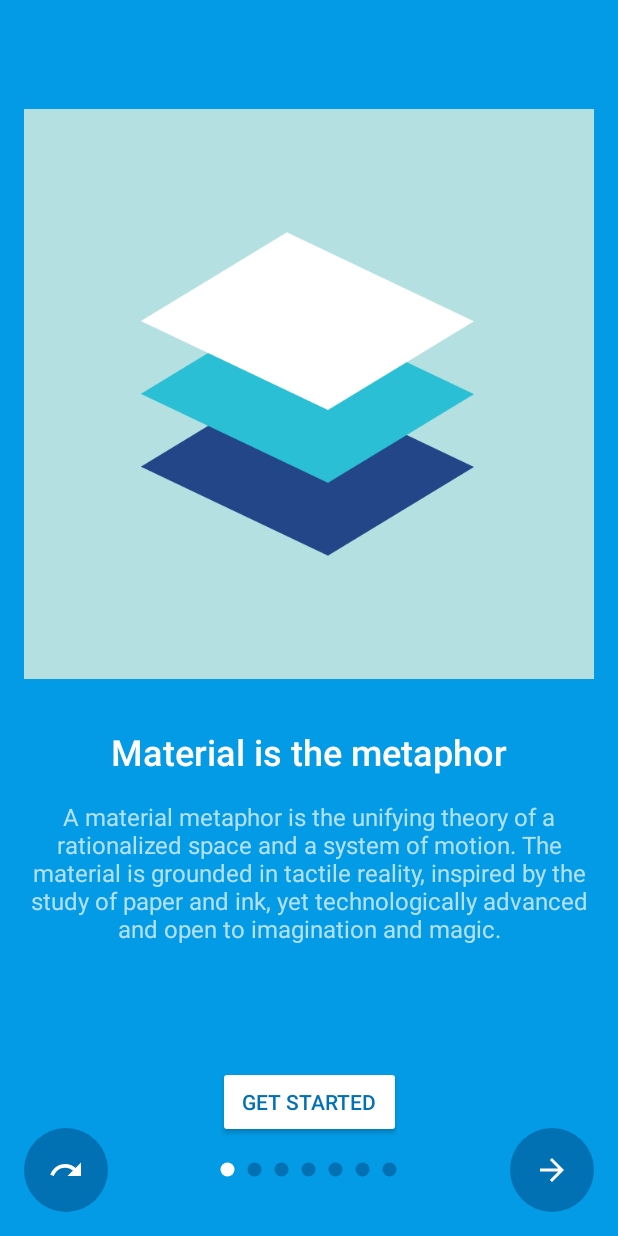
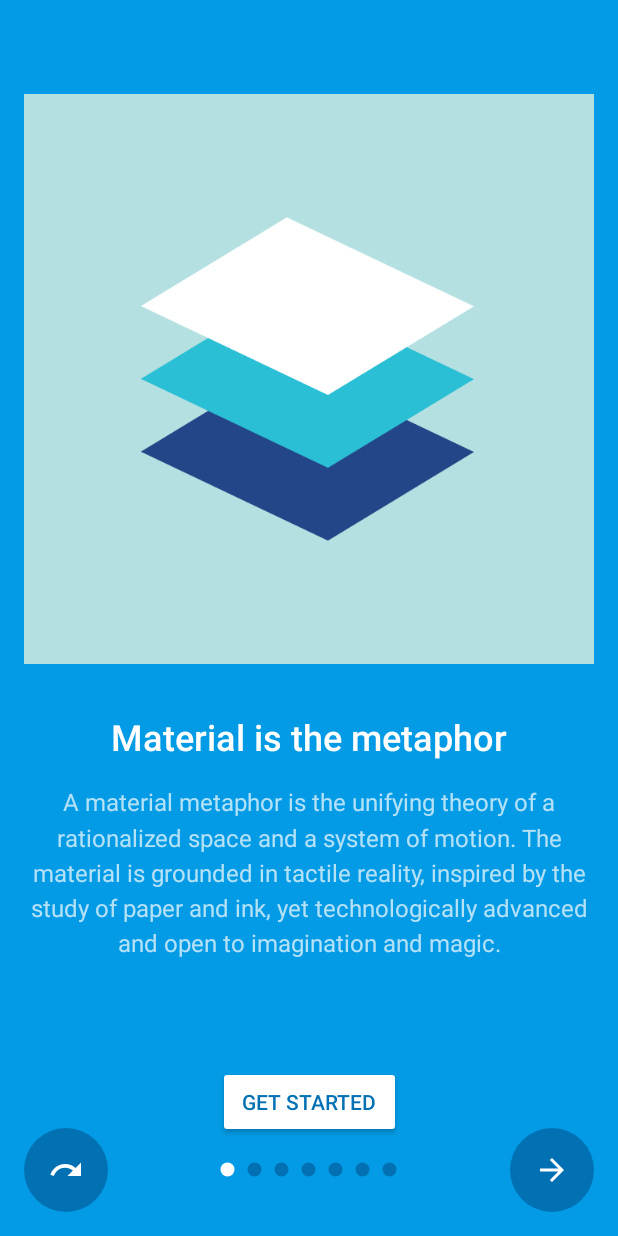
Before and after one commit to janheinrichmerker/material-intro, an Android app: the MainIntroActivity screen opened directly, with no data from a screen before it, on a phone screen of 412 x 824 dp. Run offline under Robolectric (Android 15) with nearby library versions, the phone set to English and light mode, and no system bars; our stand-ins replace data binding.

Commit message:
Improve description line spacing

```diff
--- a/library/src/main/res/layout/mi_fragment_simple_slide.xml
+++ b/library/src/main/res/layout/mi_fragment_simple_slide.xml
@@ -64,6 +64,7 @@
             android:gravity="center"
             android:linksClickable="true"
             android:textAppearance="@style/TextAppearance.AppCompat.Subhead"
+            android:lineSpacingMultiplier="1.25"
             tools:text="Lorem ipsum dolor sit amet, consectetur, adipisci velit, …" />
 
     </LinearLayout>
```
